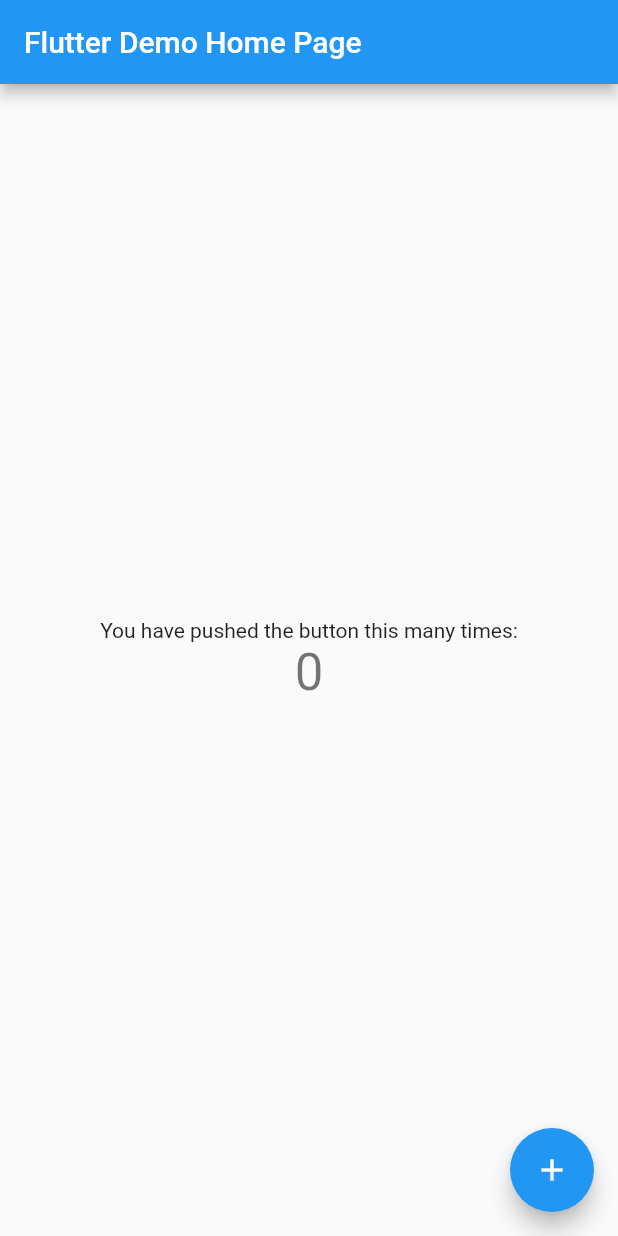
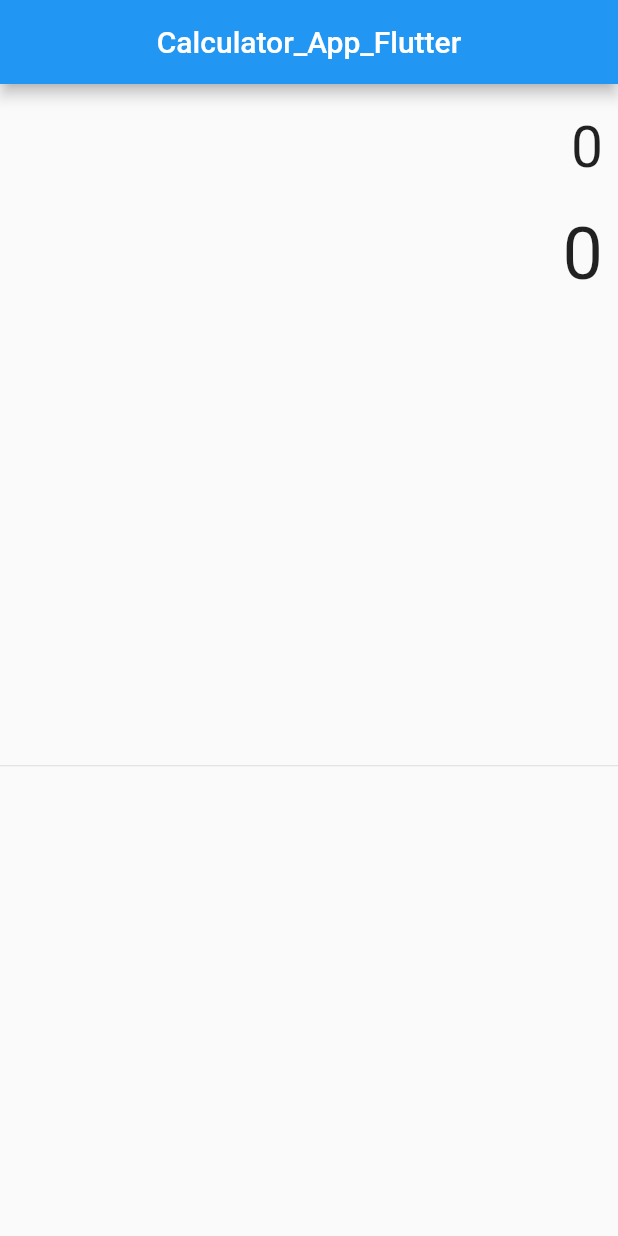
Before and after one commit to shivam1raj5/Calculator_App_Flutter, a Flutter app: the screen it shows after launch, on a phone screen of 412 x 824 dp. Run offline on Flutter 3.47's test engine with Material 2 defaults, Android fonts, the phone set to English and light mode, and no system bars; our stand-ins replace math_expressions.

Commit message:
Frame is Created

```diff
--- a/lib/main.dart
+++ b/lib/main.dart
@@ -1,115 +1,126 @@
 import 'package:flutter/material.dart';
+import 'package:math_expressions/math_expressions.dart';
 
-void main() {
-  runApp(const MyApp());
+
+void main(){
+  runApp(const calculator_app_flutter());
 }
 
-class MyApp extends StatelessWidget {
-  const MyApp({super.key});
+// ignore: camel_case_types
+class calculator_app_flutter extends StatelessWidget {
+  const calculator_app_flutter({Key? key}) : super(key: key);
 
-  // This widget is the root of your application.
   @override
   Widget build(BuildContext context) {
-    return MaterialApp(
-      title: 'Flutter Demo',
-      theme: ThemeData(
-        // This is the theme of your application.
-        //
-        // Try running your application with "flutter run". You'll see the
-        // application has a blue toolbar. Then, without quitting the app, try
-        // changing the primarySwatch below to Colors.green and then invoke
-        // "hot reload" (press "r" in the console where you ran "flutter run",
-        // or simply save your changes to "hot reload" in a Flutter IDE).
-        // Notice that the counter didn't reset back to zero; the application
-        // is not restarted.
-        primarySwatch: Colors.blue,
-      ),
-      home: const MyHomePage(title: 'Flutter Demo Home Page'),
+    return const MaterialApp(
+      debugShowCheckedModeBanner: false,
+      title: 'Calculator_App_Flutter',
+      color: Colors.blue,
+      home: SimpleCalculator(),
+
     );
   }
 }
 
-class MyHomePage extends StatefulWidget {
-  const MyHomePage({super.key, required this.title});
-
-  // This widget is the home page of your application. It is stateful, meaning
-  // that it has a State object (defined below) that contains fields that affect
-  // how it looks.
-
-  // This class is the configuration for the state. It holds the values (in this
-  // case the title) provided by the parent (in this case the App widget) and
-  // used by the build method of the State. Fields in a Widget subclass are
-  // always marked "final".
-
-  final String title;
+class SimpleCalculator extends StatefulWidget {
+  const SimpleCalculator({Key? key}) : super(key: key);
 
   @override
-  State<MyHomePage> createState() => _MyHomePageState();
+  State<SimpleCalculator> createState() => _SimpleCalculatorState();
 }
 
-class _MyHomePageState extends State<MyHomePage> {
-  int _counter = 0;
+class _SimpleCalculatorState extends State<SimpleCalculator> {
 
-  void _incrementCounter() {
+  String equation ="0";
+  String result = "0";
+  String expression = "";
+  double equationFontSize = 38.0;
+  double resultFontSize = 48.0;
+  buttonPressed(String buttonText){
     setState(() {
-      // This call to setState tells the Flutter framework that something has
-      // changed in this State, which causes it to rerun the build method below
-      // so that the display can reflect the updated values. If we changed
-      // _counter without calling setState(), then the build method would not be
-      // called again, and so nothing would appear to happen.
-      _counter++;
+
+
     });
+  }
+
+  Widget buildButton(String buttonText, double buttonHeight, Color buttonColor){
+    return Container(
+      height: MediaQuery.of(context).size.height * 0.1 * buttonHeight,
+      color: buttonColor,
+      child: FloatingActionButton(
+        shape: RoundedRectangleBorder(
+            borderRadius: BorderRadius.circular(0.0),
+            side: const BorderSide(
+                color:
+                Colors.white,
+                width: 1,
+                style: BorderStyle.solid)
+        ),
+
+        onPressed: ()=> buttonPressed(buttonText),
+
+
+        child: Text(
+          buttonText,
+          style: const TextStyle(
+              fontSize: 30.0,
+              fontWeight: FontWeight.normal,
+              color: Colors.white
+          ),
+        ),
+      ),
+    );
   }
 
   @override
   Widget build(BuildContext context) {
-    // This method is rerun every time setState is called, for instance as done
-    // by the _incrementCounter method above.
-    //
-    // The Flutter framework has been optimized to make rerunning build methods
-    // fast, so that you can just rebuild anything that needs updating rather
-    // than having to individually change instances of widgets.
     return Scaffold(
-      appBar: AppBar(
-        // Here we take the value from the MyHomePage object that was created by
-        // the App.build method, and use it to set our appbar title.
-        title: Text(widget.title),
-      ),
-      body: Center(
-        // Center is a layout widget. It takes a single child and positions it
-        // in the middle of the parent.
-        child: Column(
-          // Column is also a layout widget. It takes a list of children and
-          // arranges them vertically. By default, it sizes itself to fit its
-          // children horizontally, and tries to be as tall as its parent.
-          //
-          // Invoke "debug painting" (press "p" in the console, choose the
-          // "Toggle Debug Paint" action from the Flutter Inspector in Android
-          // Studio, or the "Toggle Debug Paint" command in Visual Studio Code)
-          // to see the wireframe for each widget.
-          //
-          // Column has various properties to control how it sizes itself and
-          // how it positions its children. Here we use mainAxisAlignment to
-          // center the children vertically; the main axis here is the vertical
-          // axis because Columns are vertical (the cross axis would be
-          // horizontal).
-          mainAxisAlignment: MainAxisAlignment.center,
-          children: <Widget>[
-            const Text(
-              'You have pushed the button this many times:',
+        appBar: AppBar(title: const Center(child: Text('Calculator_App_Flutter' )),),
+        body: Column(
+          children:<Widget> [
+            Container(
+              alignment: Alignment.centerRight,
+              padding: const EdgeInsets.fromLTRB(10, 20, 10, 0),
+              child: Text(equation, style: TextStyle(fontSize: equationFontSize),),
             ),
-            Text(
-              '$_counter',
-              style: Theme.of(context).textTheme.headline4,
+
+
+            Container(
+              alignment: Alignment.centerRight,
+              padding: const EdgeInsets.fromLTRB(10, 20, 10, 0),
+              child: Text(result, style: TextStyle(fontSize: resultFontSize),),
             ),
+
+            const Expanded(
+              child: Divider(),
+            ),
+            Row(
+              mainAxisAlignment: MainAxisAlignment.center,
+              children: <Widget>[
+                Container(
+                  width: MediaQuery.of(context).size.width *.75,
+                  child: Table(
+                    children: [
+
+                    ],
+                  ),
+                ),
+
+                Container(
+                    width: MediaQuery.of(context).size.width * 0.25,
+                    child: Table(
+                      children: [
+
+                      ],
+                    )
+                )
+
+              ],
+            )
+
           ],
         ),
-      ),
-      floatingActionButton: FloatingActionButton(
-        onPressed: _incrementCounter,
-        tooltip: 'Increment',
-        child: const Icon(Icons.add),
-      ), // This trailing comma makes auto-formatting nicer for build methods.
     );
+
   }
 }
```
